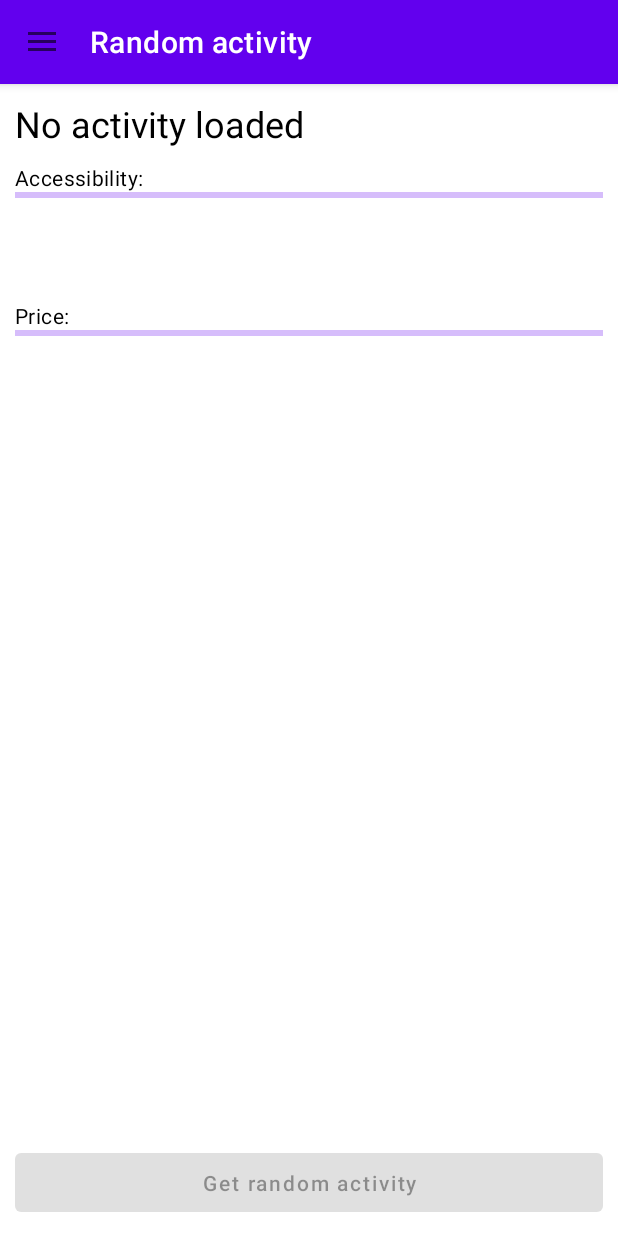
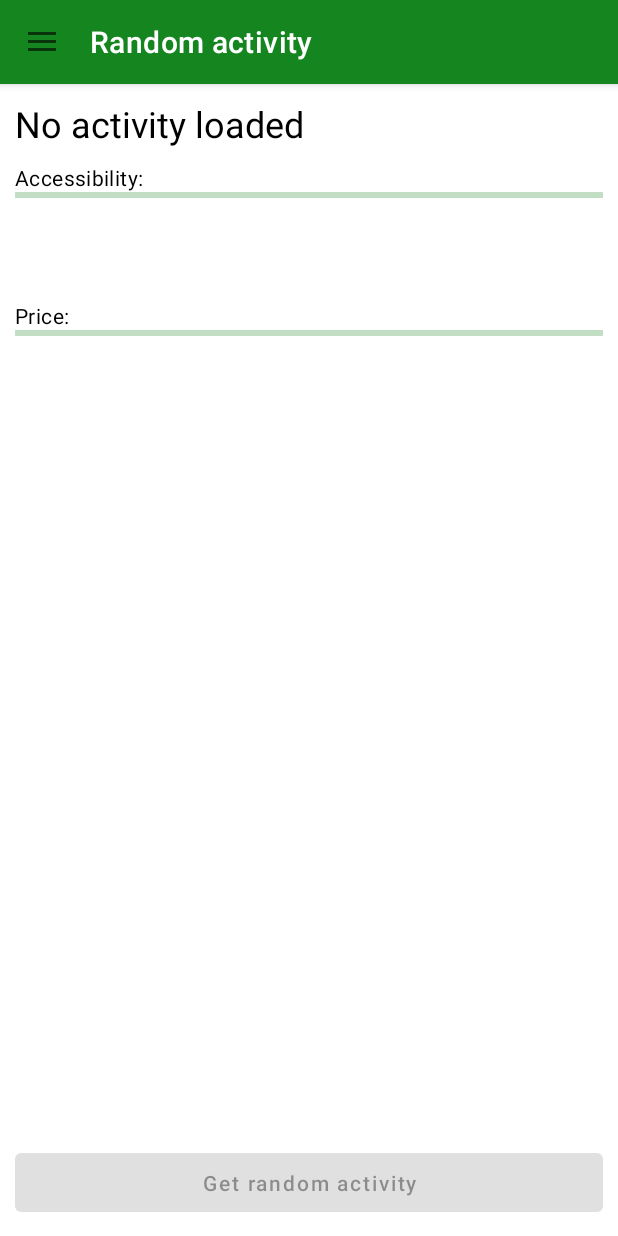
Before and after one commit to JohnyDaDeveloper/Adastra.ONETask, an Android app: the screen it shows after launch (MainActivity), on a phone screen of 412 x 824 dp. Run offline under Robolectric (Android 15) with nearby library versions, the phone set to English and light mode, and no system bars; our stand-ins replace navigation-ui; 2 statements that could not run were skipped.

Commit message:
Changed app color to green

```diff
--- a/app/src/main/res/values-night/themes.xml
+++ b/app/src/main/res/values-night/themes.xml
@@ -1,11 +1,11 @@
 <resources xmlns:tools="http://schemas.android.com/tools">
     <style name="Theme.AdastraONETask.Default" parent="Theme.AdastraONETask.Base">
-        <item name="colorPrimary">@color/purple_200</item>
-        <item name="colorPrimaryVariant">@color/purple_700</item>
+        <item name="colorPrimary">@color/light_colorPrimary</item>
+        <item name="colorPrimaryVariant">@color/light_colorPrimaryVariant</item>
         <item name="colorOnPrimary">@color/black</item>
 
-        <item name="colorSecondary">@color/teal_200</item>
-        <item name="colorSecondaryVariant">@color/teal_200</item>
+        <item name="colorSecondary">@color/light_colorSecondary</item>
+        <item name="colorSecondaryVariant">@color/light_colorSecondaryVariant</item>
         <item name="colorOnSecondary">@color/black</item>
     </style>
 </resources>
--- a/app/src/main/res/values/colors.xml
+++ b/app/src/main/res/values/colors.xml
@@ -1,10 +1,11 @@
 <?xml version="1.0" encoding="utf-8"?>
 <resources>
-    <color name="purple_200">#FFBB86FC</color>
-    <color name="purple_500">#FF6200EE</color>
-    <color name="purple_700">#FF3700B3</color>
-    <color name="teal_200">#FF03DAC5</color>
-    <color name="teal_700">#FF018786</color>
+    <color name="light_colorPrimary">#158520</color>
+    <color name="light_colorPrimaryVariant">#096E3E</color>
+
+    <color name="light_colorSecondary">#0E9CC8</color>
+    <color name="light_colorSecondaryVariant">#086683</color>
+
     <color name="black">#FF000000</color>
     <color name="white">#FFFFFFFF</color>
 </resources>
--- a/app/src/main/res/values/themes.xml
+++ b/app/src/main/res/values/themes.xml
@@ -9,12 +9,12 @@
     </style>
 
     <style name="Theme.AdastraONETask.Default" parent="Theme.AdastraONETask.Base">
-        <item name="colorPrimary">@color/purple_500</item>
-        <item name="colorPrimaryVariant">@color/purple_700</item>
+        <item name="colorPrimary">@color/light_colorPrimary</item>
+        <item name="colorPrimaryVariant">@color/light_colorPrimaryVariant</item>
         <item name="colorOnPrimary">@color/white</item>
 
-        <item name="colorSecondary">@color/teal_200</item>
-        <item name="colorSecondaryVariant">@color/teal_700</item>
+        <item name="colorSecondary">@color/light_colorSecondary</item>
+        <item name="colorSecondaryVariant">@color/light_colorSecondaryVariant</item>
         <item name="colorOnSecondary">@color/black</item>
     </style>
 
```
